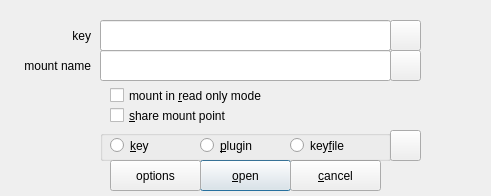
Above: zuluMount-gui/keydialog.ui from mhogomchungu/zuluCrypt before the change. Below: the same form after it.
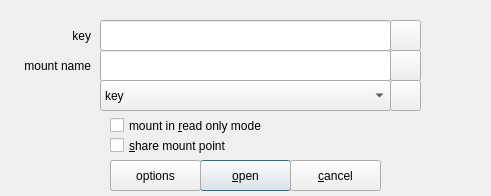
That is the form after the change.

Commit message: switch to combobox to give more room for translated texts in GUIs

Diff of the .ui file:
```diff
--- a/zuluMount-gui/keydialog.ui
+++ b/zuluMount-gui/keydialog.ui
@@ -61,58 +61,6 @@
     <bool>true</bool>
    </property>
   </widget>
-  <widget class="QGroupBox" name="groupBox">
-   <property name="geometry">
-    <rect>
-     <x>100</x>
-     <y>130</y>
-     <width>291</width>
-     <height>31</height>
-    </rect>
-   </property>
-   <property name="title">
-    <string/>
-   </property>
-   <widget class="QRadioButton" name="rbKey">
-    <property name="geometry">
-     <rect>
-      <x>10</x>
-      <y>0</y>
-      <width>91</width>
-      <height>31</height>
-     </rect>
-    </property>
-    <property name="text">
-     <string>&amp;key</string>
-    </property>
-   </widget>
-   <widget class="QRadioButton" name="rbKeyFile">
-    <property name="geometry">
-     <rect>
-      <x>190</x>
-      <y>0</y>
-      <width>91</width>
-      <height>31</height>
-     </rect>
-    </property>
-    <property name="text">
-     <string>key&amp;file</string>
-    </property>
-   </widget>
-   <widget class="QRadioButton" name="rbPlugIn">
-    <property name="geometry">
-     <rect>
-      <x>100</x>
-      <y>0</y>
-      <width>91</width>
-      <height>31</height>
-     </rect>
-    </property>
-    <property name="text">
-     <string>&amp;plugin</string>
-    </property>
-   </widget>
-  </widget>
   <widget class="QLineEdit" name="lineEditKey">
    <property name="geometry">
     <rect>
@@ -127,7 +75,7 @@
    <property name="geometry">
     <rect>
      <x>390</x>
-     <y>130</y>
+     <y>80</y>
      <width>31</width>
      <height>31</height>
     </rect>
@@ -195,7 +143,7 @@
    <property name="geometry">
     <rect>
      <x>110</x>
-     <y>80</y>
+     <y>110</y>
      <width>281</width>
      <height>31</height>
     </rect>
@@ -208,7 +156,7 @@
    <property name="geometry">
     <rect>
      <x>110</x>
-     <y>100</y>
+     <y>130</y>
      <width>281</width>
      <height>31</height>
     </rect>
@@ -230,6 +178,31 @@
     <string>options</string>
    </property>
   </widget>
+  <widget class="QComboBox" name="cbKeyType">
+   <property name="geometry">
+    <rect>
+     <x>100</x>
+     <y>80</y>
+     <width>291</width>
+     <height>31</height>
+    </rect>
+   </property>
+   <item>
+    <property name="text">
+     <string>key</string>
+    </property>
+   </item>
+   <item>
+    <property name="text">
+     <string>keyfile</string>
+    </property>
+   </item>
+   <item>
+    <property name="text">
+     <string>plugin</string>
+    </property>
+   </item>
+  </widget>
  </widget>
  <tabstops>
   <tabstop>lineEditKey</tabstop>
```
Left out of the diff: 6 changed lines with no effect on the pictures. The commit also changes 5 other files.
